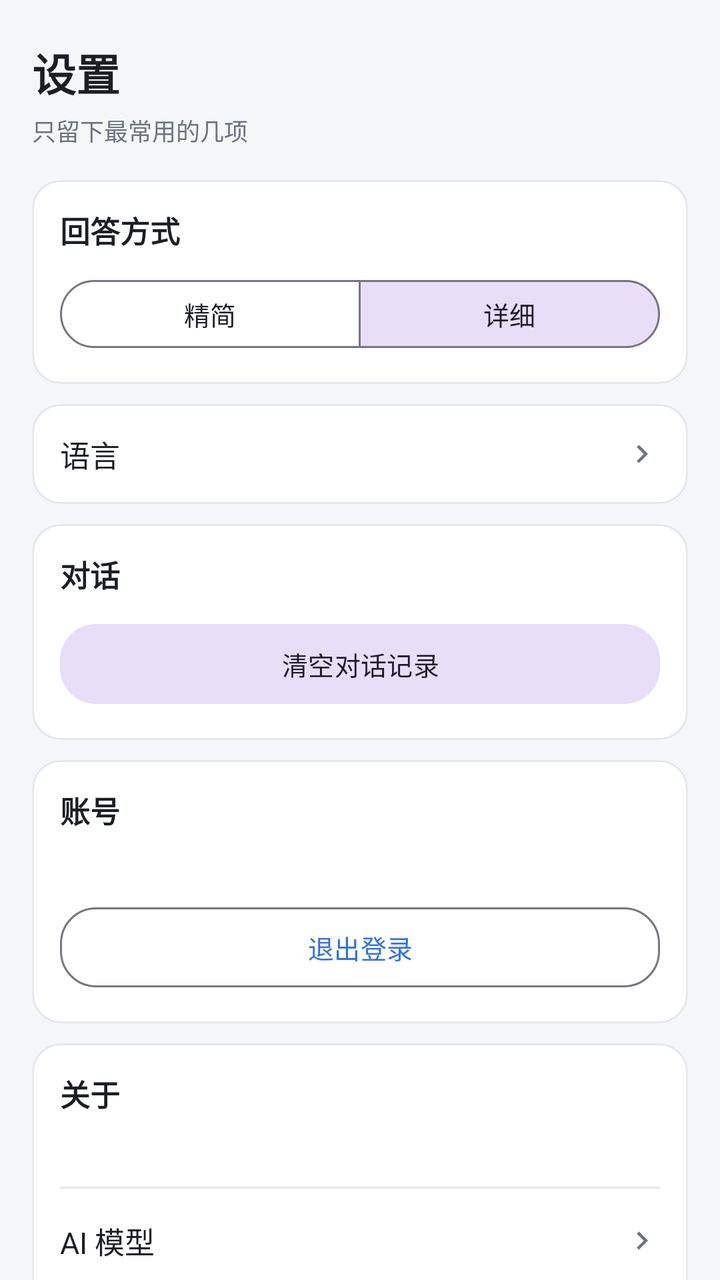
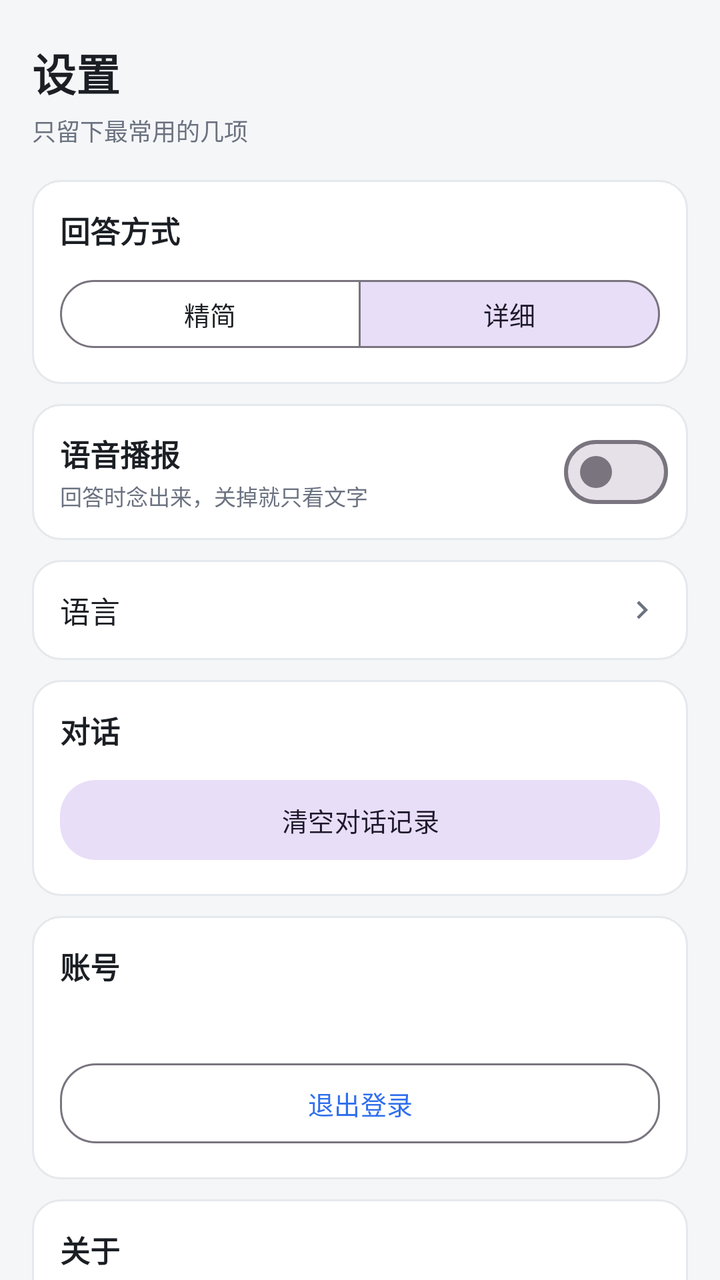

Compare the two renders of this Android layout. The source of the first and the diff that turns it into the second are given below.
<!-- AndroidManifest.xml: application theme Theme.VoiceAssistant -->
<!-- res/layout/fragment_settings.xml -->
<?xml version="1.0" encoding="utf-8"?>
<ScrollView xmlns:android="http://schemas.android.com/apk/res/android"
    xmlns:app="http://schemas.android.com/apk/res-auto"
    android:layout_width="match_parent"
    android:layout_height="match_parent"
    android:background="@color/bg_app"
    android:fillViewport="true"
    android:scrollbars="none">

    <LinearLayout
        android:layout_width="match_parent"
        android:layout_height="wrap_content"
        android:orientation="vertical"
        android:paddingStart="16dp"
        android:paddingTop="20dp"
        android:paddingEnd="16dp"
        android:paddingBottom="28dp">

        <TextView
            android:layout_width="wrap_content"
            android:layout_height="wrap_content"
            android:text="@string/settings_title"
            android:textColor="@color/text_primary"
            android:textSize="22sp"
            android:textStyle="bold" />

        <TextView
            android:layout_width="wrap_content"
            android:layout_height="wrap_content"
            android:layout_marginTop="4dp"
            android:text="@string/settings_subtitle"
            android:textColor="@color/text_secondary"
            android:textSize="12sp" />

        
        <LinearLayout
            android:layout_width="match_parent"
            android:layout_height="wrap_content"
            android:layout_marginTop="16dp"
            android:background="@drawable/bg_card"
            android:orientation="vertical"
            android:padding="14dp">

            <TextView
                android:layout_width="wrap_content"
                android:layout_height="wrap_content"
                android:text="@string/settings_answer_style"
                android:textColor="@color/text_primary"
                android:textSize="15sp"
                android:textStyle="bold" />

            <com.google.android.material.button.MaterialButtonToggleGroup
                android:id="@+id/toggleStyle"
                android:layout_width="match_parent"
                android:layout_height="wrap_content"
                android:layout_marginTop="10dp"
                app:checkedButton="@+id/btnStyleDetailed"
                app:selectionRequired="true"
                app:singleSelection="true">

                <com.google.android.material.button.MaterialButton
                    android:id="@+id/btnStyleConcise"
                    style="@style/Widget.Material3.Button.OutlinedButton"
                    android:layout_width="0dp"
                    android:layout_height="wrap_content"
                    android:layout_weight="1"
                    android:minHeight="42dp"
                    android:text="@string/settings_style_concise"
                    android:textSize="13sp" />

                <com.google.android.material.button.MaterialButton
                    android:id="@+id/btnStyleDetailed"
                    style="@style/Widget.Material3.Button.OutlinedButton"
                    android:layout_width="0dp"
                    android:layout_height="wrap_content"
                    android:layout_weight="1"
                    android:minHeight="42dp"
                    android:text="@string/settings_style_detailed"
                    android:textSize="13sp" />
            </com.google.android.material.button.MaterialButtonToggleGroup>
        </LinearLayout>

        
        <LinearLayout
            android:id="@+id/rowLanguage"
            android:layout_width="match_parent"
            android:layout_height="wrap_content"
            android:layout_marginTop="10dp"
            android:background="@drawable/bg_card"
            android:clickable="true"
            android:focusable="true"
            android:foreground="?attr/selectableItemBackground"
            android:gravity="center_vertical"
            android:orientation="horizontal"
            android:padding="14dp">

            <TextView
                android:layout_width="0dp"
                android:layout_height="wrap_content"
                android:layout_weight="1"
                android:text="@string/settings_language"
                android:textColor="@color/text_primary"
                android:textSize="15sp" />

            <TextView
                android:id="@+id/tvLanguageValue"
                android:layout_width="wrap_content"
                android:layout_height="wrap_content"
                android:layout_marginEnd="6dp"
                android:textColor="@color/text_secondary"
                android:textSize="14sp" />

            <ImageView
                android:layout_width="18dp"
                android:layout_height="18dp"
                android:contentDescription="@string/settings_language_title"
                android:rotation="-90"
                android:src="@drawable/ic_chevron_down"
                app:tint="@color/text_secondary" />
        </LinearLayout>

        
        <LinearLayout
            android:layout_width="match_parent"
            android:layout_height="wrap_content"
            android:layout_marginTop="10dp"
            android:background="@drawable/bg_card"
            android:orientation="vertical"
            android:padding="14dp">

            <TextView
                android:layout_width="wrap_content"
                android:layout_height="wrap_content"
                android:text="@string/settings_chat"
                android:textColor="@color/text_primary"
                android:textSize="15sp"
                android:textStyle="bold" />

            <com.google.android.material.button.MaterialButton
                android:id="@+id/btnClearChat"
                style="@style/Widget.Material3.Button.TonalButton"
                android:layout_width="match_parent"
                android:layout_height="wrap_content"
                android:layout_marginTop="10dp"
                android:text="@string/settings_clear_chat"
                android:textSize="13sp"
                app:cornerRadius="18dp" />
        </LinearLayout>

        
        <LinearLayout
            android:layout_width="match_parent"
            android:layout_height="wrap_content"
            android:layout_marginTop="10dp"
            android:background="@drawable/bg_card"
            android:orientation="vertical"
            android:padding="14dp">

            <TextView
                android:layout_width="wrap_content"
                android:layout_height="wrap_content"
                android:text="@string/settings_account"
                android:textColor="@color/text_primary"
                android:textSize="15sp"
                android:textStyle="bold" />

            <TextView
                android:id="@+id/tvAccount"
                android:layout_width="match_parent"
                android:layout_height="wrap_content"
                android:layout_marginTop="6dp"
                android:textColor="@color/text_secondary"
                android:textSize="13sp" />

            <com.google.android.material.button.MaterialButton
                android:id="@+id/btnLogout"
                style="@style/Widget.Material3.Button.OutlinedButton"
                android:layout_width="match_parent"
                android:layout_height="wrap_content"
                android:layout_marginTop="10dp"
                android:text="@string/settings_logout"
                android:textSize="13sp"
                app:cornerRadius="18dp" />
        </LinearLayout>

        
        <LinearLayout
            android:layout_width="match_parent"
            android:layout_height="wrap_content"
            android:layout_marginTop="10dp"
            android:background="@drawable/bg_card"
            android:orientation="vertical"
            android:padding="14dp">

            <TextView
                android:layout_width="wrap_content"
                android:layout_height="wrap_content"
                android:text="@string/settings_about"
                android:textColor="@color/text_primary"
                android:textSize="15sp"
                android:textStyle="bold" />

            <TextView
                android:id="@+id/tvVersion"
                android:layout_width="match_parent"
                android:layout_height="wrap_content"
                android:layout_marginTop="6dp"
                android:textColor="@color/text_secondary"
                android:textSize="13sp" />

            <View
                android:layout_width="match_parent"
                android:layout_height="1dp"
                android:layout_marginTop="12dp"
                android:layout_marginBottom="4dp"
                android:background="@color/bubble_bot_stroke" />

            
            <LinearLayout
                android:id="@+id/rowModel"
                android:layout_width="match_parent"
                android:layout_height="wrap_content"
                android:background="?attr/selectableItemBackground"
                android:clickable="true"
                android:focusable="true"
                android:gravity="center_vertical"
                android:minHeight="44dp"
                android:orientation="horizontal">

                <TextView
                    android:layout_width="0dp"
                    android:layout_height="wrap_content"
                    android:layout_weight="1"
                    android:text="@string/settings_model_row"
                    android:textColor="@color/text_primary"
                    android:textSize="15sp" />

                <TextView
                    android:id="@+id/tvModelValue"
                    android:layout_width="wrap_content"
                    android:layout_height="wrap_content"
                    android:layout_marginEnd="6dp"
                    android:textColor="@color/text_secondary"
                    android:textSize="14sp" />

                <ImageView
                    android:layout_width="18dp"
                    android:layout_height="18dp"
                    android:contentDescription="@string/settings_model_row"
                    android:rotation="-90"
                    android:src="@drawable/ic_chevron_down"
                    app:tint="@color/text_secondary" />
            </LinearLayout>

            <com.google.android.material.button.MaterialButton
                android:id="@+id/btnResetSettings"
                style="@style/Widget.Material3.Button.OutlinedButton"
                android:layout_width="match_parent"
                android:layout_height="wrap_content"
                android:layout_marginTop="10dp"
                android:text="@string/settings_reset"
                android:textSize="13sp"
                app:cornerRadius="18dp" />
        </LinearLayout>

    </LinearLayout>
</ScrollView>
<!-- resources referenced by this layout -->
<resources>
  <color name="bg_app">#F5F6F8</color>
  <color name="bubble_bot_stroke">#E5E8EC</color>
  <color name="text_primary">#1B1F24</color>
  <color name="text_secondary">#6B7280</color>
  <!-- drawable bg_card (drawable) -->
  <?xml version="1.0" encoding="utf-8"?>
  <shape xmlns:android="http://schemas.android.com/apk/res/android"
      android:shape="rectangle">
      <solid android:color="@color/surface" />
      <corners android:radius="14dp" />
      <stroke
          android:width="1dp"
          android:color="@color/bubble_bot_stroke" />
  </shape>
  <!-- drawable ic_chevron_down (drawable) -->
  <vector xmlns:android="http://schemas.android.com/apk/res/android"
      android:width="24dp"
      android:height="24dp"
      android:viewportWidth="24"
      android:viewportHeight="24">
      <path
          android:fillColor="#FF000000"
          android:pathData="M7.41,8.59L12,13.17l4.59,-4.58L18,10l-6,6 -6,-6 1.41,-1.41z" />
  </vector>
  <string name="settings_about">关于</string>
  <string name="settings_account">账号</string>
  <string name="settings_answer_style">回答方式</string>
  <string name="settings_chat">对话</string>
  <string name="settings_clear_chat">清空对话记录</string>
  <string name="settings_language">语言</string>
  <string name="settings_language_title">选择界面语言</string>
  <string name="settings_logout">退出登录</string>
  <string name="settings_model_row">AI 模型</string>
  <string name="settings_reset">恢复默认设置</string>
  <string name="settings_style_concise">精简</string>
  <string name="settings_style_detailed">详细</string>
  <string name="settings_subtitle">只留下最常用的几项</string>
  <string name="settings_title">设置</string>
  <style name="Theme.VoiceAssistant" parent="Base.Theme.VoiceAssistant" />
  <color name="surface">#FFFFFFFF</color>
  <style name="Base.Theme.VoiceAssistant" parent="Theme.Material3.Light.NoActionBar">
          
          <item name="colorPrimary">@color/brand_primary</item>
          <item name="colorOnPrimary">@color/white</item>
          <item name="colorPrimaryContainer">@color/chip_bg</item>
          <item name="colorOnPrimaryContainer">@color/brand_primary_dark</item>
          <item name="colorSurface">@color/surface</item>
          <item name="colorOnSurface">@color/text_primary</item>
          <item name="colorSurfaceVariant">@color/input_bg</item>
          <item name="colorOnSurfaceVariant">@color/text_secondary</item>
          <item name="android:colorBackground">@color/bg_app</item>
  
          
          <item name="android:windowBackground">@color/bg_app</item>
  
          
          <item name="android:statusBarColor">@android:color/transparent</item>
          <item name="android:navigationBarColor">@android:color/transparent</item>
          <item name="android:windowLightStatusBar">true</item>
          <item name="android:windowLightNavigationBar">true</item>
          <item name="android:windowDrawsSystemBarBackgrounds">true</item>
  
          
          <item name="android:forceDarkAllowed" tools:targetApi="q">false</item>
      </style>
  <color name="brand_primary">#2F6FED</color>
  <color name="white">#FFFFFFFF</color>
  <color name="chip_bg">#EAF1FE</color>
  <color name="brand_primary_dark">#1E4FBF</color>
  <color name="input_bg">#F1F3F5</color>
</resources>

<!-- the commit's change to res/layout/fragment_settings.xml (unified diff, before → after) -->
@@ -82,6 +82,48 @@
 
         
         <LinearLayout
+            android:layout_width="match_parent"
+            android:layout_height="wrap_content"
+            android:layout_marginTop="10dp"
+            android:background="@drawable/bg_card"
+            android:gravity="center_vertical"
+            android:orientation="horizontal"
+            android:paddingStart="14dp"
+            android:paddingTop="10dp"
+            android:paddingEnd="10dp"
+            android:paddingBottom="10dp">
+
+            <LinearLayout
+                android:layout_width="0dp"
+                android:layout_height="wrap_content"
+                android:layout_weight="1"
+                android:orientation="vertical">
+
+                <TextView
+                    android:layout_width="wrap_content"
+                    android:layout_height="wrap_content"
+                    android:text="@string/settings_speak"
+                    android:textColor="@color/text_primary"
+                    android:textSize="15sp"
+                    android:textStyle="bold" />
+
+                <TextView
+                    android:layout_width="wrap_content"
+                    android:layout_height="wrap_content"
+                    android:layout_marginTop="2dp"
+                    android:text="@string/settings_speak_desc"
+                    android:textColor="@color/text_secondary"
+                    android:textSize="11sp" />
+            </LinearLayout>
+
+            <com.google.android.material.materialswitch.MaterialSwitch
+                android:id="@+id/switchSpeak"
+                android:layout_width="wrap_content"
+                android:layout_height="wrap_content" />
+        </LinearLayout>
+
+        
+        <LinearLayout
             android:id="@+id/rowLanguage"
             android:layout_width="match_parent"
             android:layout_height="wrap_content"
<!-- resource entries referenced after the edit -->
@@ -34,6 +34,8 @@
   <string name="settings_logout">退出登录</string>
   <string name="settings_model_row">AI 模型</string>
   <string name="settings_reset">恢复默认设置</string>
+  <string name="settings_speak">语音播报</string>
+  <string name="settings_speak_desc">回答时念出来，关掉就只看文字</string>
   <string name="settings_style_concise">精简</string>
   <string name="settings_style_detailed">详细</string>
   <string name="settings_subtitle">只留下最常用的几项</string>
